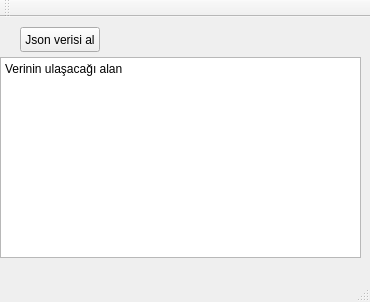
Old version of the form eğitim  ve mini projeler/mini projeler/network_class_2 thread denemesi/mainwindow.ui in the repository yakupc55/c--linux-havadurumu.
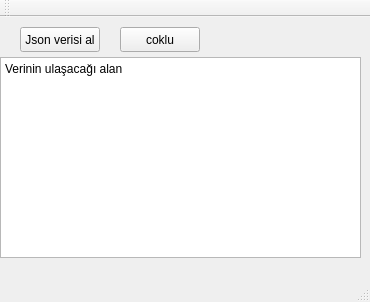
New version of the form.

What changed in the file:
```diff
--- a/eğitim  ve mini projeler/mini projeler/network_class_2 thread denemesi/mainwindow.ui
+++ b/eğitim  ve mini projeler/mini projeler/network_class_2 thread denemesi/mainwindow.ui
@@ -44,6 +44,19 @@
      <string>Json verisi al</string>
     </property>
    </widget>
+   <widget class="QPushButton" name="cokluistek">
+    <property name="geometry">
+     <rect>
+      <x>120</x>
+      <y>10</y>
+      <width>80</width>
+      <height>25</height>
+     </rect>
+    </property>
+    <property name="text">
+     <string>coklu</string>
+    </property>
+   </widget>
   </widget>
   <widget class="QMenuBar" name="menuBar">
    <property name="geometry">
```
